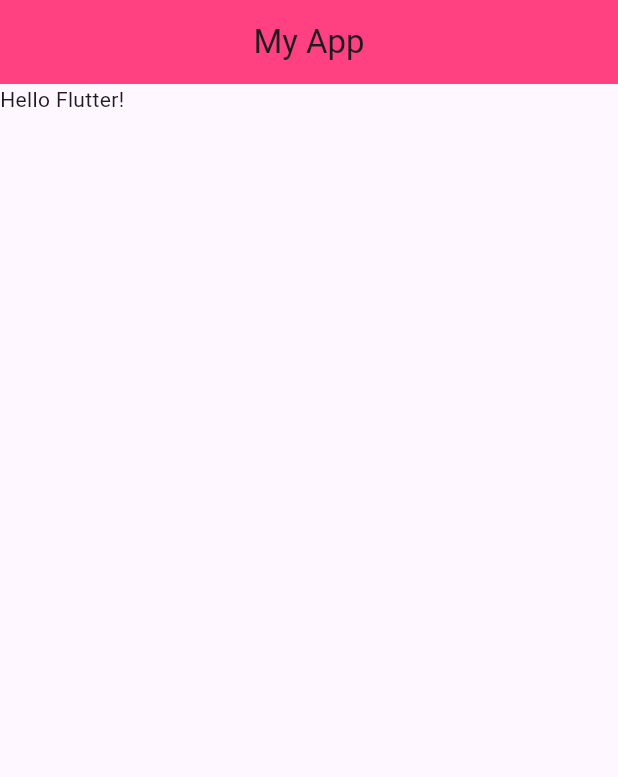
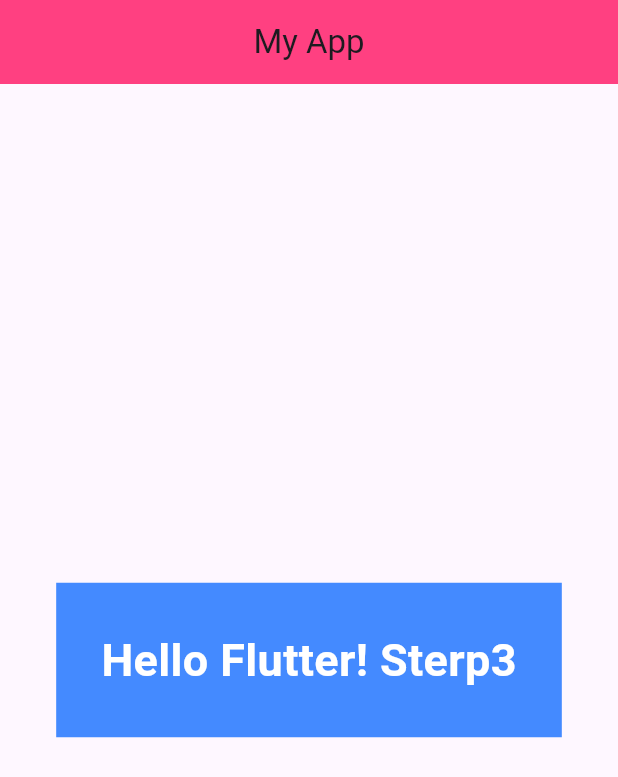
Before and after one commit to Kaopunnatchaya/learn_flutter_67_1, a Flutter app: the screen it shows after launch, on a phone screen of 412 x 824 dp. Shown: the top 777 px of the screen. Run offline on Flutter 3.47's test engine with Material 3 defaults, Android fonts, the phone set to English and light mode, and no system bars.

Commit message:
Step 3 : Container Widget

```diff
--- a/lib/main.dart
+++ b/lib/main.dart
@@ -16,7 +16,7 @@ void main() {
             backgroundColor:Colors.pinkAccent,
               centerTitle: true,
             ),
-            body: Text("Hello Flutter!"),
+            body: Home(),
             ),
             ),
             );
@@ -28,6 +28,21 @@ class Home extends StatelessWidget {
 
   @override
   Widget build(BuildContext context) {
-    return Text("Hello Flutter! Step2");
+    //return Text("Hello Flutter! Step2");
+    return Center(
+      child: Container(
+        color: Colors.blueAccent,
+        margin: EdgeInsets.symmetric(horizontal: 20, vertical: 10),
+        padding: EdgeInsets.all(30),
+        child: Text(
+          "Hello Flutter! Sterp3",
+          style: TextStyle(
+            fontSize: 30,
+            color: Colors.white,
+            fontWeight: FontWeight.bold,
+          ),
+        ),
+      )
+    );
   }
 }
```
